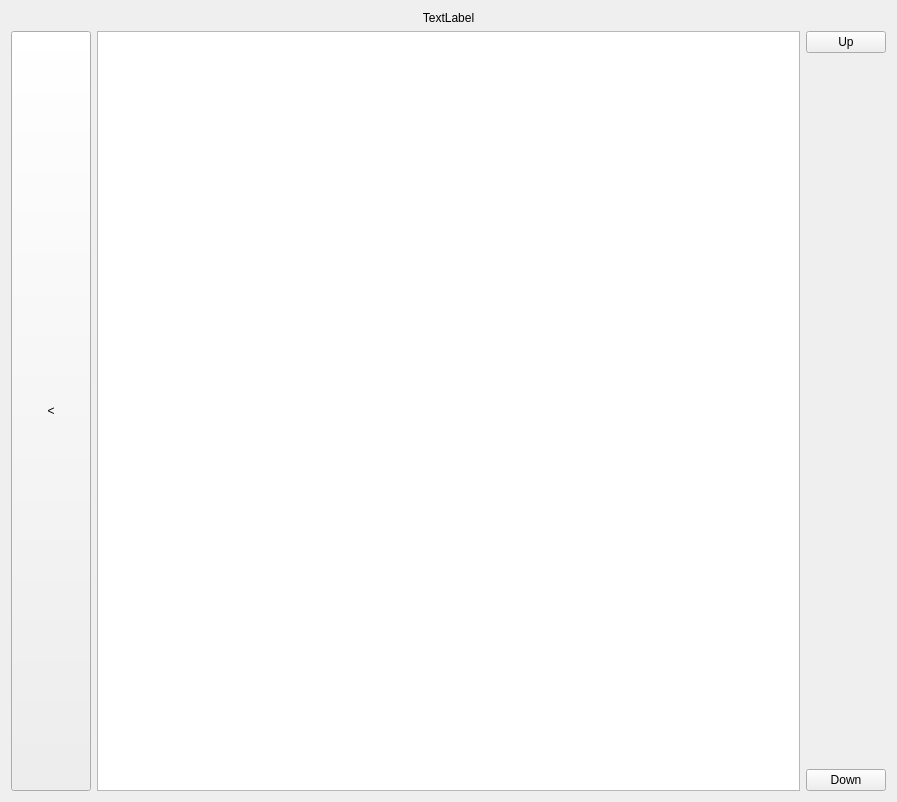
epcpower/st, file epyq/listmenuview.ui: the form before one commit.
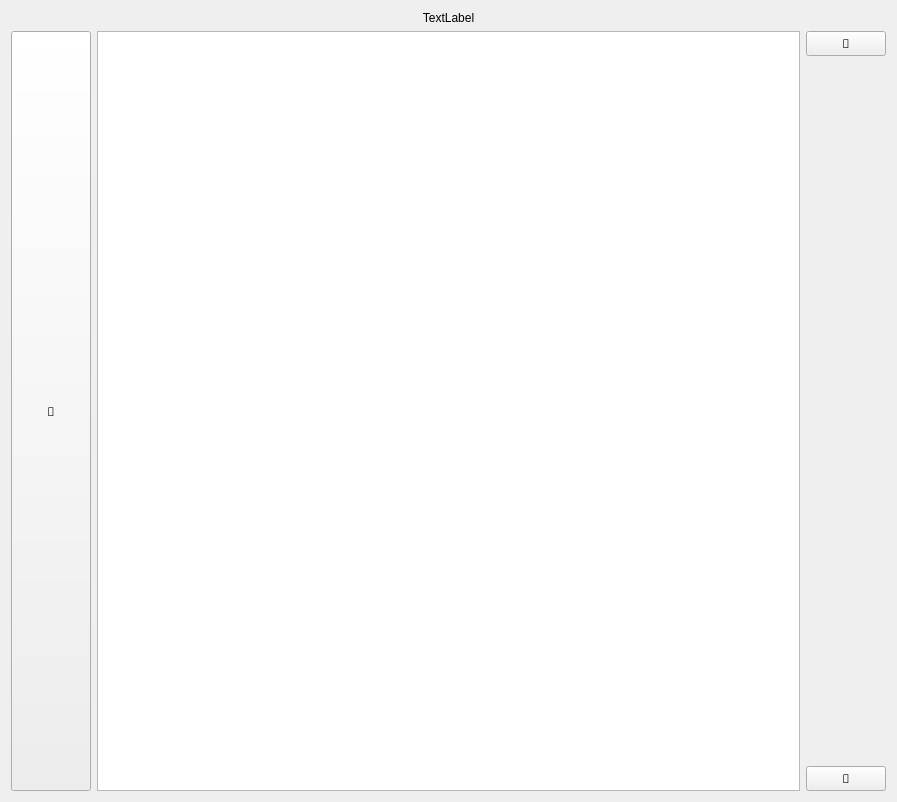
The form after the commit.

Commit message: Use FontAwesome

Patch:
```diff
--- a/epyq/listmenuview.ui
+++ b/epyq/listmenuview.ui
@@ -34,8 +34,13 @@
          <verstretch>0</verstretch>
         </sizepolicy>
        </property>
+       <property name="font">
+        <font>
+         <family>FontAwesome</family>
+        </font>
+       </property>
        <property name="text">
-        <string>&lt;</string>
+        <string></string>
        </property>
       </widget>
      </item>
@@ -62,8 +67,13 @@
            <verstretch>0</verstretch>
           </sizepolicy>
          </property>
+         <property name="font">
+          <font>
+           <family>FontAwesome</family>
+          </font>
+         </property>
          <property name="text">
-          <string>Up</string>
+          <string></string>
          </property>
         </widget>
        </item>
@@ -88,8 +98,13 @@
            <verstretch>0</verstretch>
           </sizepolicy>
          </property>
+         <property name="font">
+          <font>
+           <family>FontAwesome</family>
+          </font>
+         </property>
          <property name="text">
-          <string>Down</string>
+          <string></string>
          </property>
         </widget>
        </item>
```
The commit also changes 2 other files.
